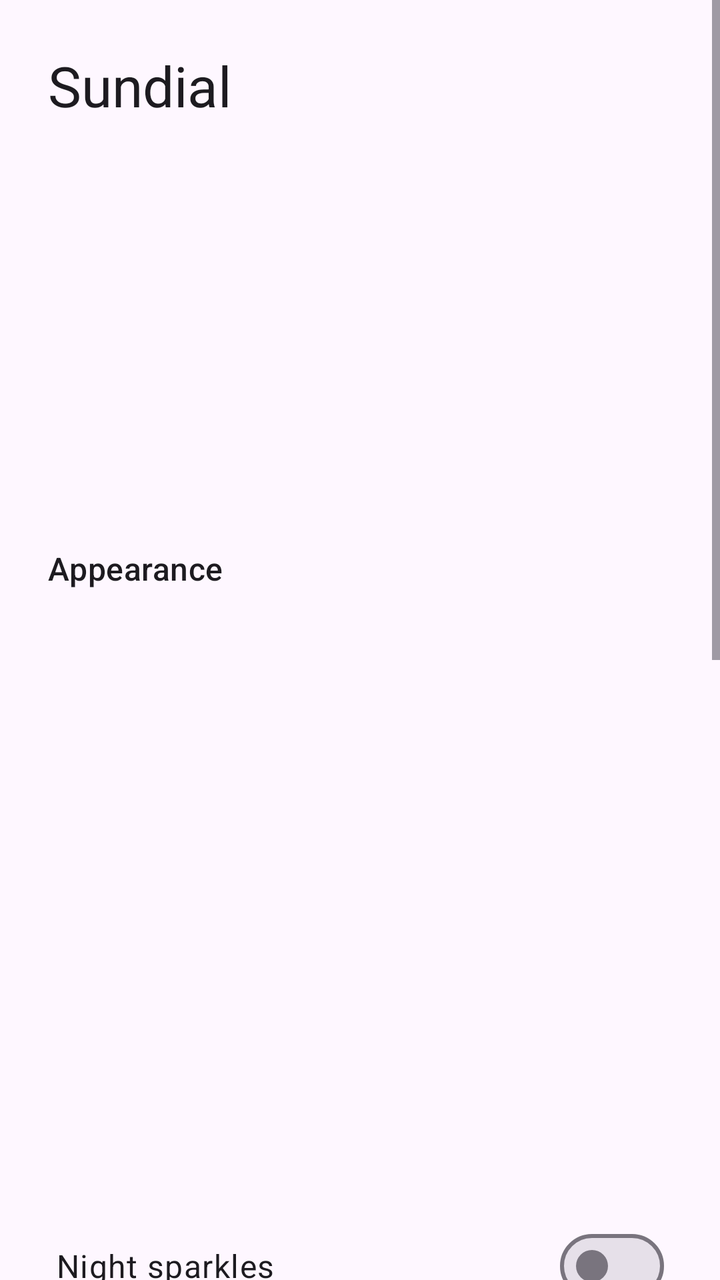
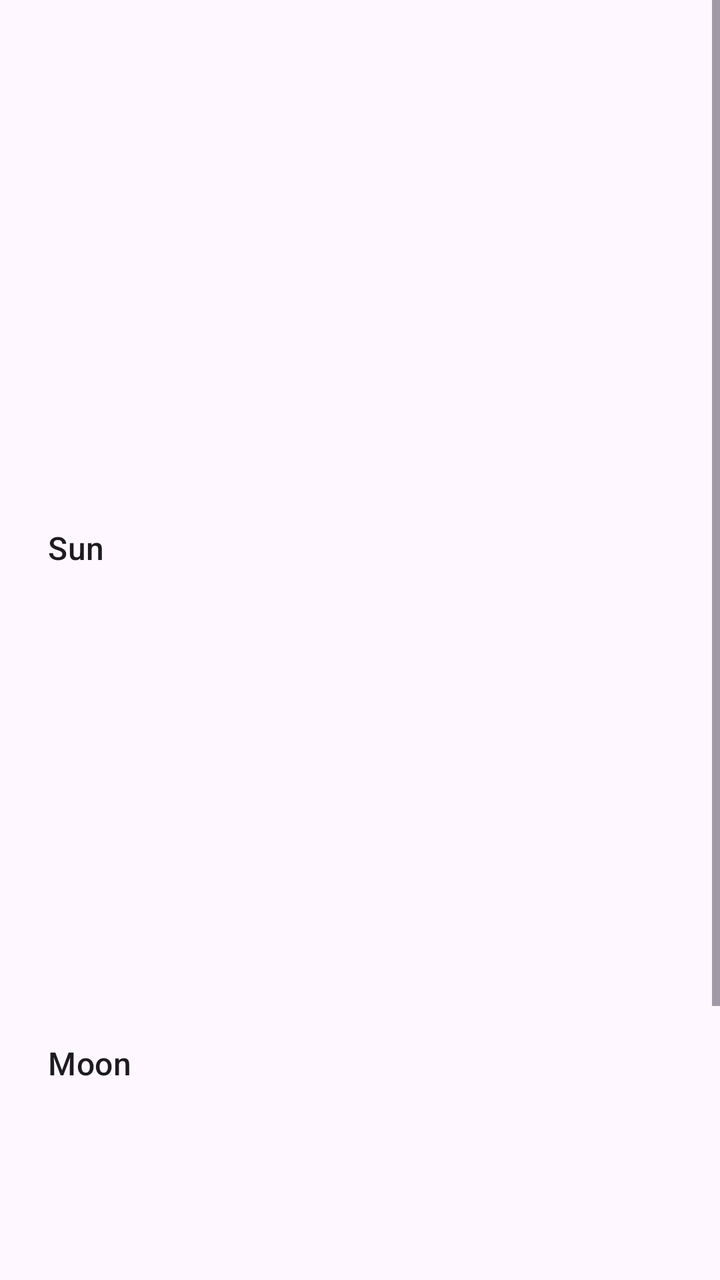

Screens rendered from an Android XML layout before and after an edit, with the pre-edit source and the edit as a unified diff.
<!-- AndroidManifest.xml: application theme Theme.Sundial -->
<!-- res/layout/activity_main.xml -->
<?xml version="1.0" encoding="utf-8"?>
<ScrollView xmlns:android="http://schemas.android.com/apk/res/android"
    android:layout_width="match_parent"
    android:layout_height="match_parent"
    android:fillViewport="true"
    android:fitsSystemWindows="true">

    <LinearLayout
        android:layout_width="match_parent"
        android:layout_height="wrap_content"
        android:orientation="vertical"
        android:padding="24dp">

        <TextView
            android:layout_width="wrap_content"
            android:layout_height="wrap_content"
            android:text="@string/app_name"
            android:textAppearance="?attr/textAppearanceHeadlineMedium"
            android:textColor="?attr/colorOnSurface" />

        
        <ImageView
            android:id="@+id/appearance_preview"
            android:layout_width="176dp"
            android:layout_height="176dp"
            android:layout_gravity="center_horizontal"
            android:layout_marginTop="16dp"
            android:contentDescription="@string/preview_description" />

        
        <TextView
            android:layout_width="wrap_content"
            android:layout_height="wrap_content"
            android:layout_marginTop="20dp"
            android:text="@string/appearance_title"
            android:textAppearance="?attr/textAppearanceTitleMedium"
            android:textColor="?attr/colorOnSurface" />

        <include android:id="@+id/row_look" layout="@layout/row_setting" />
        <include android:id="@+id/row_shape" layout="@layout/row_setting" />
        <include android:id="@+id/row_hue" layout="@layout/row_setting" />
        <include android:id="@+id/row_theme" layout="@layout/row_setting" />
        <include android:id="@+id/row_twilight" layout="@layout/row_setting" />
        <include android:id="@+id/row_night" layout="@layout/row_setting" />

        <com.google.android.material.materialswitch.MaterialSwitch
            android:id="@+id/sparkles_switch"
            android:layout_width="match_parent"
            android:layout_height="wrap_content"
            android:minHeight="52dp"
            android:paddingStart="4dp"
            android:paddingEnd="4dp"
            android:text="@string/row_sparkles"
            android:textAppearance="?attr/textAppearanceBodyLarge"
            android:textColor="?attr/colorOnSurface" />

        
        <TextView
            android:layout_width="wrap_content"
            android:layout_height="wrap_content"
            android:layout_marginTop="20dp"
            android:text="@string/location_title"
            android:textAppearance="?attr/textAppearanceTitleMedium"
            android:textColor="?attr/colorOnSurface" />

        <RadioGroup
            android:layout_width="match_parent"
            android:layout_height="wrap_content"
            android:layout_marginTop="8dp"
            android:orientation="vertical">

            <RadioButton
                android:id="@+id/loc_device"
                android:layout_width="match_parent"
                android:layout_height="wrap_content"
                android:minHeight="48dp"
                android:text="@string/loc_device" />

            <TextView
                android:id="@+id/loc_device_label"
                android:layout_width="wrap_content"
                android:layout_height="wrap_content"
                android:layout_marginStart="40dp"
                android:layout_marginBottom="8dp"
                android:textAppearance="?attr/textAppearanceBodyMedium"
                android:textColor="?attr/colorOnSurfaceVariant" />

            <RadioButton
                android:id="@+id/loc_city"
                android:layout_width="match_parent"
                android:layout_height="wrap_content"
                android:minHeight="48dp"
                android:text="@string/loc_city" />

            <TextView
                android:id="@+id/loc_city_label"
                android:layout_width="wrap_content"
                android:layout_height="wrap_content"
                android:layout_marginStart="40dp"
                android:textAppearance="?attr/textAppearanceBodyMedium"
                android:textColor="?attr/colorOnSurfaceVariant" />
        </RadioGroup>

        <TextView
            android:id="@+id/sun_summary"
            android:layout_width="wrap_content"
            android:layout_height="wrap_content"
            android:layout_marginTop="12dp"
            android:textAppearance="?attr/textAppearanceBodyMedium"
            android:textColor="?attr/colorPrimary" />

        
        <TextView
            android:layout_width="wrap_content"
            android:layout_height="wrap_content"
            android:layout_marginTop="28dp"
            android:text="@string/tap_action_title"
            android:textAppearance="?attr/textAppearanceTitleMedium"
            android:textColor="?attr/colorOnSurface" />

        <RadioGroup
            android:layout_width="match_parent"
            android:layout_height="wrap_content"
            android:layout_marginTop="8dp"
            android:orientation="vertical">

            <RadioButton
                android:id="@+id/tap_clock"
                android:layout_width="match_parent"
                android:layout_height="wrap_content"
                android:minHeight="48dp"
                android:text="@string/tap_open_clock" />

            <TextView
                android:id="@+id/tap_clock_label"
                android:layout_width="wrap_content"
                android:layout_height="wrap_content"
                android:layout_marginStart="40dp"
                android:layout_marginBottom="8dp"
                android:textAppearance="?attr/textAppearanceBodyMedium"
                android:textColor="?attr/colorOnSurfaceVariant" />

            <RadioButton
                android:id="@+id/tap_app"
                android:layout_width="match_parent"
                android:layout_height="wrap_content"
                android:minHeight="48dp"
                android:text="@string/tap_open_app" />

            <TextView
                android:id="@+id/tap_app_label"
                android:layout_width="wrap_content"
                android:layout_height="wrap_content"
                android:layout_marginStart="40dp"
                android:layout_marginBottom="8dp"
                android:textAppearance="?attr/textAppearanceBodyMedium"
                android:textColor="?attr/colorOnSurfaceVariant" />

            <RadioButton
                android:id="@+id/tap_none"
                android:layout_width="match_parent"
                android:layout_height="wrap_content"
                android:minHeight="48dp"
                android:text="@string/tap_none" />
        </RadioGroup>

        <LinearLayout
            android:layout_width="match_parent"
            android:layout_height="wrap_content"
            android:layout_marginTop="32dp"
            android:gravity="end"
            android:orientation="horizontal">

            <Button
                android:id="@+id/add_widget"
                style="?attr/materialButtonOutlinedStyle"
                android:layout_width="wrap_content"
                android:layout_height="wrap_content"
                android:layout_marginEnd="8dp"
                android:text="@string/add_widget" />

            <Button
                android:id="@+id/done"
                android:layout_width="wrap_content"
                android:layout_height="wrap_content"
                android:text="@string/done" />
        </LinearLayout>

    </LinearLayout>
</ScrollView>
<!-- res/layout/row_setting.xml (included above) -->
<?xml version="1.0" encoding="utf-8"?>
<LinearLayout xmlns:android="http://schemas.android.com/apk/res/android"
    android:layout_width="match_parent"
    android:layout_height="wrap_content"
    android:background="?attr/selectableItemBackground"
    android:gravity="center_vertical"
    android:minHeight="52dp"
    android:orientation="horizontal"
    android:paddingStart="4dp"
    android:paddingEnd="4dp">

    <TextView
        android:id="@+id/row_title"
        android:layout_width="0dp"
        android:layout_height="wrap_content"
        android:layout_weight="1"
        android:textAppearance="?attr/textAppearanceBodyLarge"
        android:textColor="?attr/colorOnSurface" />

    <TextView
        android:id="@+id/row_value"
        android:layout_width="wrap_content"
        android:layout_height="wrap_content"
        android:layout_marginStart="16dp"
        android:textAppearance="?attr/textAppearanceBodyMedium"
        android:textColor="?attr/colorPrimary" />
</LinearLayout>
<!-- resources referenced by this layout -->
<resources>
  <string name="add_widget">Add widget</string>
  <string name="app_name">Sundial</string>
  <string name="appearance_title">Appearance</string>
  <string name="done">Done</string>
  <string name="loc_city">A city you choose</string>
  <string name="loc_device">Your approximate location</string>
  <string name="location_title">Sunrise and sunset for</string>
  <string name="preview_description">Preview of the widget</string>
  <string name="row_sparkles">Night sparkles</string>
  <string name="tap_action_title">When you tap the widget</string>
  <string name="tap_none">Do nothing</string>
  <string name="tap_open_app">Open another app</string>
  <string name="tap_open_clock">Open the clock app</string>
  <style name="Theme.Sundial" parent="Theme.Material3.DayNight.NoActionBar" />
</resources>

<!-- the commit's change to res/layout/activity_main.xml (unified diff, before → after) -->
@@ -9,210 +9,151 @@
         android:layout_width="match_parent"
         android:layout_height="wrap_content"
         android:orientation="vertical"
-        android:padding="24dp">
-
-        <TextView
-            android:layout_width="wrap_content"
-            android:layout_height="wrap_content"
-            android:text="@string/app_name"
-            android:textAppearance="?attr/textAppearanceHeadlineMedium"
-            android:textColor="?attr/colorOnSurface" />
+        android:paddingStart="24dp"
+        android:paddingTop="16dp"
+        android:paddingEnd="24dp"
+        android:paddingBottom="24dp">
 
         
         <ImageView
-            android:id="@+id/appearance_preview"
-            android:layout_width="176dp"
-            android:layout_height="176dp"
+            android:id="@+id/dial"
+            android:layout_width="@dimen/landing_dial_size"
+            android:layout_height="@dimen/landing_dial_size"
             android:layout_gravity="center_horizontal"
-            android:layout_marginTop="16dp"
             android:contentDescription="@string/preview_description" />
+
+        <TextView
+            android:id="@+id/location"
+            android:layout_width="wrap_content"
+            android:layout_height="wrap_content"
+            android:layout_gravity="center_horizontal"
+            android:layout_marginTop="4dp"
+            android:textAppearance="?attr/textAppearanceBodyMedium"
+            android:textColor="?attr/colorOnSurfaceVariant" />
 
         
         <TextView
             android:layout_width="wrap_content"
             android:layout_height="wrap_content"
-            android:layout_marginTop="20dp"
-            android:text="@string/appearance_title"
+            android:layout_marginTop="24dp"
+            android:text="@string/section_sun"
             android:textAppearance="?attr/textAppearanceTitleMedium"
             android:textColor="?attr/colorOnSurface" />
 
-        <include android:id="@+id/row_look" layout="@layout/row_setting" />
-        <include android:id="@+id/row_shape" layout="@layout/row_setting" />
-        <include android:id="@+id/row_hue" layout="@layout/row_setting" />
-        <include android:id="@+id/row_theme" layout="@layout/row_setting" />
-        <include android:id="@+id/row_twilight" layout="@layout/row_setting" />
-        <include android:id="@+id/row_night" layout="@layout/row_setting" />
+        <include android:id="@+id/row_sunrise" layout="@layout/row_info" />
+        <include android:id="@+id/row_sunset" layout="@layout/row_info" />
+        <include android:id="@+id/row_daylight" layout="@layout/row_info" />
+        <include android:id="@+id/row_civil" layout="@layout/row_info" />
+        <include android:id="@+id/row_nautical" layout="@layout/row_info" />
+        <include android:id="@+id/row_astronomical" layout="@layout/row_info" />
 
-        <com.google.android.material.materialswitch.MaterialSwitch
-            android:id="@+id/sparkles_switch"
+        
+        <LinearLayout
+            android:id="@+id/moon_section"
             android:layout_width="match_parent"
             android:layout_height="wrap_content"
-            android:minHeight="52dp"
-            android:paddingStart="4dp"
-            android:paddingEnd="4dp"
-            android:text="@string/row_sparkles"
-            android:textAppearance="?attr/textAppearanceBodyLarge"
-            android:textColor="?attr/colorOnSurface" />
+            android:orientation="vertical">
+
+            <TextView
+                android:layout_width="wrap_content"
+                android:layout_height="wrap_content"
+                android:layout_marginTop="20dp"
+                android:text="@string/section_moon"
+                android:textAppearance="?attr/textAppearanceTitleMedium"
+                android:textColor="?attr/colorOnSurface" />
+
+            <LinearLayout
+                android:layout_width="match_parent"
+                android:layout_height="wrap_content"
+                android:layout_marginTop="8dp"
+                android:gravity="center_vertical"
+                android:orientation="horizontal">
+
+                <ImageView
+                    android:id="@+id/moon_icon"
+                    android:layout_width="@dimen/moon_icon_size"
+                    android:layout_height="@dimen/moon_icon_size"
+                    android:importantForAccessibility="no" />
+
+                <TextView
+                    android:id="@+id/moon_phase"
+                    android:layout_width="0dp"
+                    android:layout_height="wrap_content"
+                    android:layout_marginStart="12dp"
+                    android:layout_weight="1"
+                    android:textAppearance="?attr/textAppearanceBodyLarge"
+                    android:textColor="?attr/colorOnSurface" />
+
+                <TextView
+                    android:id="@+id/moon_illumination"
+                    android:layout_width="wrap_content"
+                    android:layout_height="wrap_content"
+                    android:layout_marginStart="16dp"
+                    android:textAppearance="?attr/textAppearanceBodyMedium"
+                    android:textColor="?attr/colorOnSurfaceVariant" />
+            </LinearLayout>
+
+            <include android:id="@+id/row_moonrise" layout="@layout/row_info" />
+            <include android:id="@+id/row_moonset" layout="@layout/row_info" />
+        </LinearLayout>
 
         
-        <TextView
-            android:layout_width="wrap_content"
+        <LinearLayout
+            android:layout_width="match_parent"
             android:layout_height="wrap_content"
-            android:layout_marginTop="20dp"
-            android:text="@string/location_title"
-            android:textAppearance="?attr/textAppearanceTitleMedium"
-            android:textColor="?attr/colorOnSurface" />
+            android:layout_marginTop="28dp"
+            android:orientation="horizontal">
 
-        <RadioGroup
+            <com.google.android.material.button.MaterialButton
+                android:id="@+id/button_primary"
+                style="@style/Widget.Material3.Button.TonalButton"
+                android:layout_width="0dp"
+                android:layout_height="wrap_content"
+                android:layout_marginEnd="6dp"
+                android:layout_weight="1" />
+
+            <com.google.android.material.button.MaterialButton
+                android:id="@+id/button_secondary"
+                style="@style/Widget.Material3.Button.TonalButton"
+                android:layout_width="0dp"
+                android:layout_height="wrap_content"
+                android:layout_marginStart="6dp"
+                android:layout_weight="1" />
+        </LinearLayout>
+
+        <com.google.android.material.button.MaterialButton
+            android:id="@+id/button_settings"
+            style="@style/Widget.Material3.Button.OutlinedButton"
             android:layout_width="match_parent"
             android:layout_height="wrap_content"
             android:layout_marginTop="8dp"
-            android:orientation="vertical">
-
-            <RadioButton
-                android:id="@+id/loc_device"
-                android:layout_width="match_parent"
-                android:layout_height="wrap_content"
-                android:minHeight="48dp"
-                android:text="@string/loc_device" />
-
-            <TextView
-                android:id="@+id/loc_device_label"
-                android:layout_width="wrap_content"
-                android:layout_height="wrap_content"
-                android:layout_marginStart="40dp"
-                android:layout_marginBottom="8dp"
-                android:textAppearance="?attr/textAppearanceBodyMedium"
-                android:textColor="?attr/colorOnSurfaceVariant" />
-
-            <RadioButton
-                android:id="@+id/loc_city"
-                android:layout_width="match_parent"
-                android:layout_height="wrap_content"
-                android:minHeight="48dp"
-                android:text="@string/loc_city" />
-
-            <TextView
-                android:id="@+id/loc_city_label"
-                android:layout_width="wrap_content"
-                android:layout_height="wrap_content"
-                android:layout_marginStart="40dp"
-                android:textAppearance="?attr/textAppearanceBodyMedium"
-                android:textColor="?attr/colorOnSurfaceVariant" />
-        </RadioGroup>
-
-        <TextView
-            android:id="@+id/sun_summary"
-            android:layout_width="wrap_content"
-            android:layout_height="wrap_content"
-            android:layout_marginTop="12dp"
-            android:textAppearance="?attr/textAppearanceBodyMedium"
-            android:textColor="?attr/colorPrimary" />
-
-        
-        <TextView
-            android:layout_width="wrap_content"
-            android:layout_height="wrap_content"
-            android:layout_marginTop="28dp"
-            android:text="@string/tap_action_title"
-            android:textAppearance="?attr/textAppearanceTitleMedium"
-            android:textColor="?attr/colorOnSurface" />
-
-        <RadioGroup
-            android:layout_width="match_parent"
-            android:layout_height="wrap_content"
-            android:layout_marginTop="8dp"
-            android:orientation="vertical">
-
-            <RadioButton
-                android:id="@+id/tap_clock"
-                android:layout_width="match_parent"
-                android:layout_height="wrap_content"
-                android:minHeight="48dp"
-                android:text="@string/tap_open_clock" />
-
-            <TextView
-                android:id="@+id/tap_clock_label"
-                android:layout_width="wrap_content"
-                android:layout_height="wrap_content"
-                android:layout_marginStart="40dp"
-                android:layout_marginBottom="8dp"
-                android:textAppearance="?attr/textAppearanceBodyMedium"
-                android:textColor="?attr/colorOnSurfaceVariant" />
-
-            <RadioButton
-                android:id="@+id/tap_app"
-                android:layout_width="match_parent"
-                android:layout_height="wrap_content"
-                android:minHeight="48dp"
-                android:text="@string/tap_open_app" />
-
-            <TextView
-                android:id="@+id/tap_app_label"
-                android:layout_width="wrap_content"
-                android:layout_height="wrap_content"
-                android:layout_marginStart="40dp"
-                android:layout_marginBottom="8dp"
-                android:textAppearance="?attr/textAppearanceBodyMedium"
-                android:textColor="?attr/colorOnSurfaceVariant" />
-
-            <RadioButton
-                android:id="@+id/tap_none"
-                android:layout_width="match_parent"
-                android:layout_height="wrap_content"
-                android:minHeight="48dp"
-                android:text="@string/tap_none" />
-        </RadioGroup>
-
-        <LinearLayout
-            android:layout_width="match_parent"
-            android:layout_height="wrap_content"
-            android:layout_marginTop="32dp"
-            android:gravity="end"
-            android:orientation="horizontal">
-
-            <Button
-                android:id="@+id/add_widget"
-                style="?attr/materialButtonOutlinedStyle"
-                android:layout_width="wrap_content"
-                android:layout_height="wrap_content"
-                android:layout_marginEnd="8dp"
-                android:text="@string/add_widget" />
-
-            <Button
-                android:id="@+id/done"
-                android:layout_width="wrap_content"
-                android:layout_height="wrap_content"
-                android:text="@string/done" />
-        </LinearLayout>
+            android:text="@string/settings_title" />
 
     </LinearLayout>
 </ScrollView>
-<!-- res/layout/row_setting.xml (included above) -->
+<!-- res/layout/row_info.xml (included above) -->
 <?xml version="1.0" encoding="utf-8"?>
 <LinearLayout xmlns:android="http://schemas.android.com/apk/res/android"
     android:layout_width="match_parent"
     android:layout_height="wrap_content"
-    android:background="?attr/selectableItemBackground"
+    android:baselineAligned="true"
+    android:minHeight="36dp"
     android:gravity="center_vertical"
-    android:minHeight="52dp"
-    android:orientation="horizontal"
-    android:paddingStart="4dp"
-    android:paddingEnd="4dp">
+    android:orientation="horizontal">
 
     <TextView
-        android:id="@+id/row_title"
+        android:id="@+id/info_label"
         android:layout_width="0dp"
         android:layout_height="wrap_content"
         android:layout_weight="1"
-        android:textAppearance="?attr/textAppearanceBodyLarge"
-        android:textColor="?attr/colorOnSurface" />
+        android:textAppearance="?attr/textAppearanceBodyMedium"
+        android:textColor="?attr/colorOnSurfaceVariant" />
 
     <TextView
-        android:id="@+id/row_value"
+        android:id="@+id/info_value"
         android:layout_width="wrap_content"
         android:layout_height="wrap_content"
         android:layout_marginStart="16dp"
         android:textAppearance="?attr/textAppearanceBodyMedium"
-        android:textColor="?attr/colorPrimary" />
+        android:textColor="?attr/colorOnSurface" />
 </LinearLayout>
<!-- resource entries referenced after the edit -->
@@ -1,18 +1,11 @@
 <!-- resources referenced by this layout -->
 <resources>
-  <string name="add_widget">Add widget</string>
-  <string name="app_name">Sundial</string>
-  <string name="appearance_title">Appearance</string>
-  <string name="done">Done</string>
-  <string name="loc_city">A city you choose</string>
-  <string name="loc_device">Your approximate location</string>
-  <string name="location_title">Sunrise and sunset for</string>
+  <dimen name="landing_dial_size">200dp</dimen>
+  <dimen name="moon_icon_size">36dp</dimen>
   <string name="preview_description">Preview of the widget</string>
-  <string name="row_sparkles">Night sparkles</string>
-  <string name="tap_action_title">When you tap the widget</string>
-  <string name="tap_none">Do nothing</string>
-  <string name="tap_open_app">Open another app</string>
-  <string name="tap_open_clock">Open the clock app</string>
+  <string name="section_moon">Moon</string>
+  <string name="section_sun">Sun</string>
+  <string name="settings_title">Settings</string>
   <style name="Theme.Sundial" parent="Theme.Material3.DayNight.NoActionBar" />
 </resources>
 
